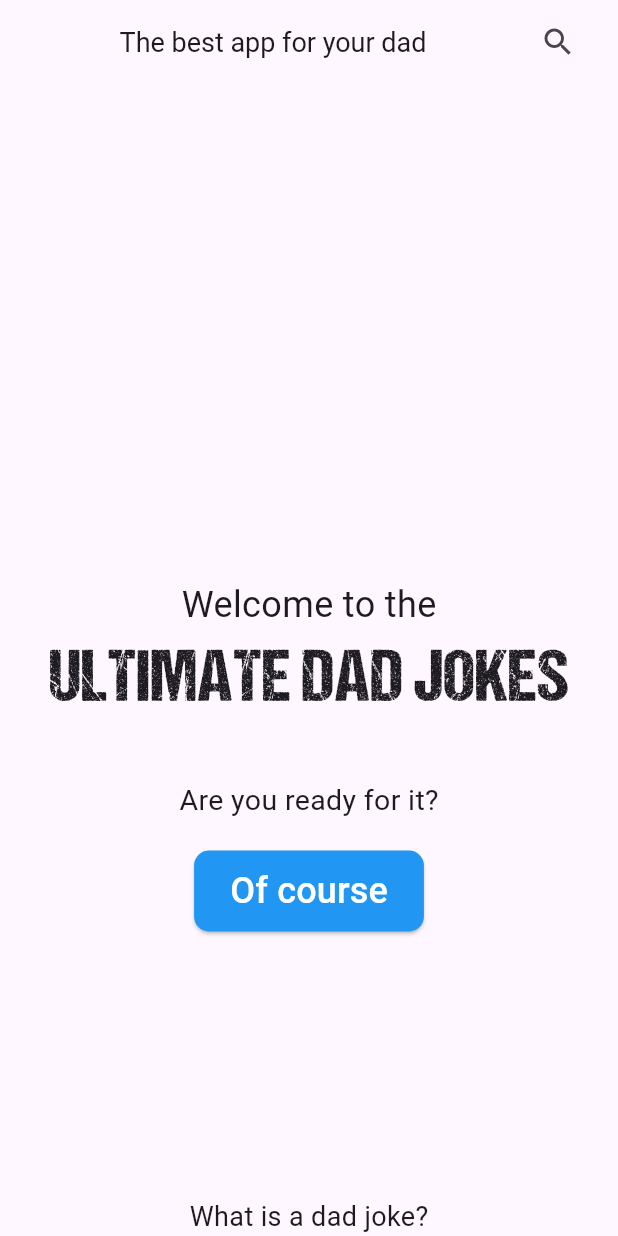
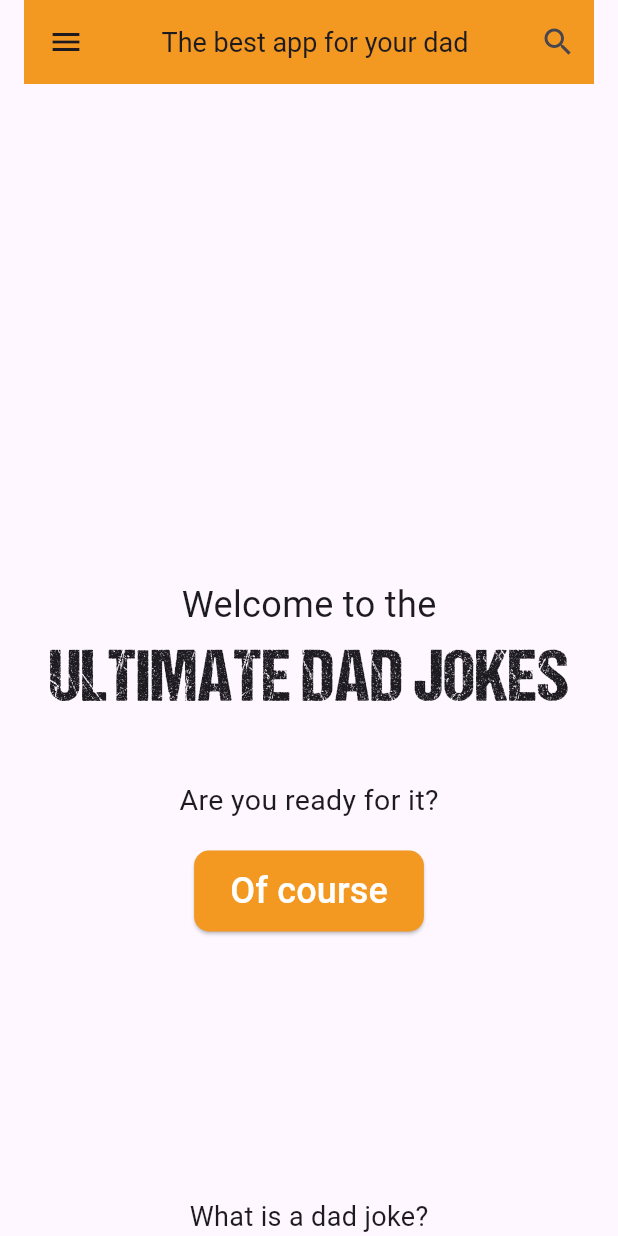
Before and after one commit to ju-lienz/dad-jokes-app, a Flutter app: the screen it shows after launch, on a phone screen of 412 x 824 dp. Run offline on Flutter 3.47's test engine with Material 3 defaults, Android fonts, the phone set to English and light mode, and no system bars.

Commit message:
make minor design adjustments

```diff
--- a/lib/widgets/custom_app_bar.dart
+++ b/lib/widgets/custom_app_bar.dart
@@ -8,16 +8,27 @@ class CustomAppBar extends StatelessWidget {
   @override
   Widget build(BuildContext context) {
     return AppBar(
+      backgroundColor: const Color.fromARGB(255, 243, 152, 33),
       title: const Center(
         child: Text(
           "The best app for your dad",
           style: TextStyle(fontSize: 18),
-        )),
+        ),
+      ),
+      leading: IconButton(
+        icon: const Icon(Icons.menu), // Add your desired icon here
+        onPressed: () {
+          // Handle the action when the leading icon is pressed
+        },
+      ),
       actions: [
         IconButton(
           icon: const Icon(Icons.search),
-            onPressed: () {},
+          onPressed: () {
+            // Handle the action when the search icon is pressed
+          },
         ),
-        ]);
+      ],
+    );
   }
 }
--- a/lib/widgets/joke_button.dart
+++ b/lib/widgets/joke_button.dart
@@ -26,7 +26,8 @@ class JokeButton extends StatelessWidget {
         _fetchAndShowJoke(context);
       },
       style: ButtonStyle(
-        backgroundColor: MaterialStateProperty.all(Colors.blue),
+        backgroundColor:
+            MaterialStateProperty.all(const Color.fromARGB(255, 243, 152, 33)),
         padding: MaterialStateProperty.all(
             const EdgeInsets.fromLTRB(24, 10, 24, 10)),
         shape: MaterialStateProperty.all<RoundedRectangleBorder>(
```
Lines whose indentation alone changed are shown as unchanged.
